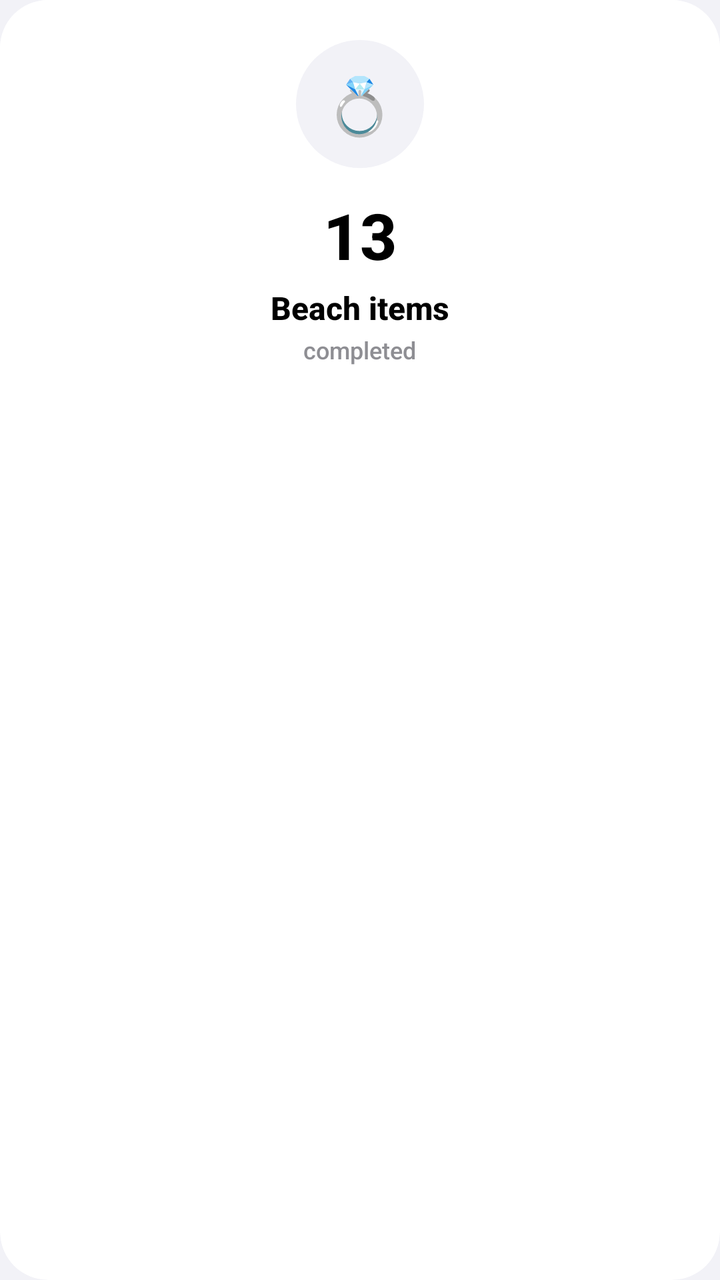
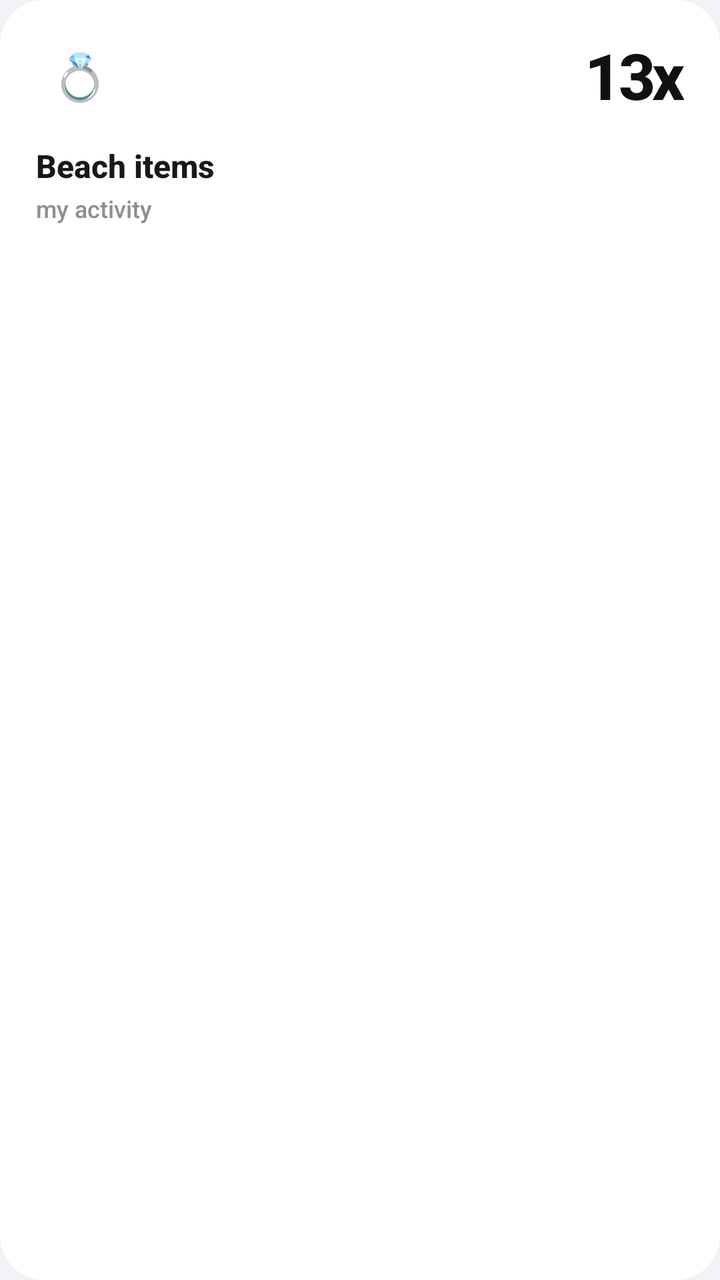

The first picture is an Android layout as it rendered before a commit; the second is the same layout after the commit. The layout source and the unified diff follow.
<!-- AndroidManifest.xml: application theme Theme.Floow -->
<!-- res/layout/item_multiplier.xml -->
<?xml version="1.0" encoding="utf-8"?>
<androidx.cardview.widget.CardView xmlns:android="http://schemas.android.com/apk/res/android"
    xmlns:app="http://schemas.android.com/apk/res-auto"
    android:layout_width="match_parent"
    android:layout_height="wrap_content"
    android:layout_margin="8dp"
    app:cardCornerRadius="24dp"
    app:cardElevation="0dp">

    <LinearLayout
        android:layout_width="match_parent"
        android:layout_height="wrap_content"
        android:orientation="vertical"
        android:padding="20dp"
        android:gravity="center"
        android:background="@color/white">

        <RelativeLayout
            android:layout_width="64dp"
            android:layout_height="64dp"
            android:background="@drawable/circle_blue"
            android:backgroundTint="#F2F2F7"
            android:gravity="center">

            <TextView
                android:id="@+id/tvEmoji"
                android:layout_width="wrap_content"
                android:layout_height="wrap_content"
                android:text="💍"
                android:textSize="28sp" />
        </RelativeLayout>

        <TextView
            android:id="@+id/tvMultiplier"
            android:layout_width="wrap_content"
            android:layout_height="wrap_content"
            android:layout_marginTop="12dp"
            android:text="13"
            android:textColor="@color/text_primary"
            android:textSize="32sp"
            android:textStyle="bold"
            android:fontFamily="sans-serif-black" />

        <TextView
            android:id="@+id/tvTitle"
            android:layout_width="wrap_content"
            android:layout_height="wrap_content"
            android:layout_marginTop="4dp"
            android:text="Beach items"
            android:textColor="@color/text_primary"
            android:textSize="16sp"
            android:textStyle="bold"
            android:maxLines="1"
            android:ellipsize="end" />

        <TextView
            android:id="@+id/tvSubtitle"
            android:layout_width="wrap_content"
            android:layout_height="wrap_content"
            android:layout_marginTop="2dp"
            android:text="completed"
            android:textColor="@color/text_secondary"
            android:textSize="12sp" />

    </LinearLayout>
</androidx.cardview.widget.CardView>
<!-- resources referenced by this layout -->
<resources>
  <color name="text_primary">#FF000000</color>
  <color name="text_secondary">#FF8E8E93</color>
  <color name="white">#FFFFFFFF</color>
  <!-- drawable circle_blue (drawable) -->
  <?xml version="1.0" encoding="utf-8"?>
  <shape xmlns:android="http://schemas.android.com/apk/res/android" android:shape="oval">
      <solid android:color="#BBDEFB" />
  </shape>
  <style name="Theme.Floow" parent="Theme.Material3.Light.NoActionBar">
          <item name="colorPrimary">@color/accent</item>
          <item name="colorOnPrimary">@color/white</item>
          <item name="android:statusBarColor">@color/background</item>
          <item name="android:windowLightStatusBar">true</item>
          <item name="android:navigationBarColor">@color/background</item>
          <item name="android:windowBackground">@color/background</item>
  
          
          <item name="fontFamily">sans-serif-medium</item>
      </style>
  <color name="accent">#FF007AFF</color>
  <color name="background">#FFF2F2F7</color>
</resources>

<!-- the commit's change to res/layout/item_multiplier.xml (unified diff, before → after) -->
@@ -1,66 +1,87 @@
 <?xml version="1.0" encoding="utf-8"?>
-<androidx.cardview.widget.CardView xmlns:android="http://schemas.android.com/apk/res/android"
+<androidx.cardview.widget.CardView
+    xmlns:android="http://schemas.android.com/apk/res/android"
     xmlns:app="http://schemas.android.com/apk/res-auto"
     android:layout_width="match_parent"
     android:layout_height="wrap_content"
-    android:layout_margin="8dp"
-    app:cardCornerRadius="24dp"
-    app:cardElevation="0dp">
+    android:layout_margin="6dp"
+    app:cardCornerRadius="22dp"
+    app:cardElevation="0dp"
+    app:cardBackgroundColor="#FFFFFF">
 
     <LinearLayout
+        android:id="@+id/cardBackground"
         android:layout_width="match_parent"
         android:layout_height="wrap_content"
         android:orientation="vertical"
-        android:padding="20dp"
-        android:gravity="center"
-        android:background="@color/white">
+        android:paddingStart="18dp"
+        android:paddingTop="17dp"
+        android:paddingEnd="18dp"
+        android:paddingBottom="16dp">
 
-        <RelativeLayout
-            android:layout_width="64dp"
-            android:layout_height="64dp"
-            android:background="@drawable/circle_blue"
-            android:backgroundTint="#F2F2F7"
-            android:gravity="center">
+        
+        <LinearLayout
+            android:layout_width="match_parent"
+            android:layout_height="wrap_content"
+            android:gravity="center_vertical"
+            android:orientation="horizontal">
 
+            
             <TextView
                 android:id="@+id/tvEmoji"
+                android:layout_width="44dp"
+                android:layout_height="44dp"
+                android:gravity="center"
+                android:includeFontPadding="false"
+                android:text="💍"
+                android:textSize="23sp" />
+
+            
+            <View
+                android:layout_width="0dp"
+                android:layout_height="1dp"
+                android:layout_weight="1" />
+
+            
+            <TextView
+                android:id="@+id/tvMultiplier"
                 android:layout_width="wrap_content"
                 android:layout_height="wrap_content"
-                android:text="💍"
-                android:textSize="28sp" />
-        </RelativeLayout>
+                android:fontFamily="sans-serif"
+                android:includeFontPadding="false"
+                android:letterSpacing="-0.045"
+                android:text="13x"
+                android:textColor="#111111"
+                android:textSize="32sp"
+                android:textStyle="bold" />
 
-        <TextView
-            android:id="@+id/tvMultiplier"
-            android:layout_width="wrap_content"
-            android:layout_height="wrap_content"
-            android:layout_marginTop="12dp"
-            android:text="13"
-            android:textColor="@color/text_primary"
-            android:textSize="32sp"
-            android:textStyle="bold"
-            android:fontFamily="sans-serif-black" />
+        </LinearLayout>
 
+        
         <TextView
             android:id="@+id/tvTitle"
-            android:layout_width="wrap_content"
+            android:layout_width="match_parent"
             android:layout_height="wrap_content"
-            android:layout_marginTop="4dp"
+            android:layout_marginTop="13dp"
+            android:ellipsize="end"
+            android:includeFontPadding="false"
+            android:maxLines="1"
             android:text="Beach items"
-            android:textColor="@color/text_primary"
+            android:textColor="#18181B"
             android:textSize="16sp"
-            android:textStyle="bold"
-            android:maxLines="1"
-            android:ellipsize="end" />
+            android:textStyle="bold" />
 
+        
         <TextView
             android:id="@+id/tvSubtitle"
             android:layout_width="wrap_content"
             android:layout_height="wrap_content"
-            android:layout_marginTop="2dp"
-            android:text="completed"
-            android:textColor="@color/text_secondary"
+            android:layout_marginTop="5dp"
+            android:includeFontPadding="false"
+            android:text="my activity"
+            android:textColor="#8E8E93"
             android:textSize="12sp" />
 
     </LinearLayout>
+
 </androidx.cardview.widget.CardView>
<!-- resource entries referenced after the edit -->
@@ -1,13 +1,6 @@
 <!-- resources referenced by this layout -->
 <resources>
-  <color name="text_primary">#FF000000</color>
-  <color name="text_secondary">#FF8E8E93</color>
   <color name="white">#FFFFFFFF</color>
-  <!-- drawable circle_blue (drawable) -->
-  <?xml version="1.0" encoding="utf-8"?>
-  <shape xmlns:android="http://schemas.android.com/apk/res/android" android:shape="oval">
-      <solid android:color="#BBDEFB" />
-  </shape>
   <style name="Theme.Floow" parent="Theme.Material3.Light.NoActionBar">
           <item name="colorPrimary">@color/accent</item>
           <item name="colorOnPrimary">@color/white</item>
